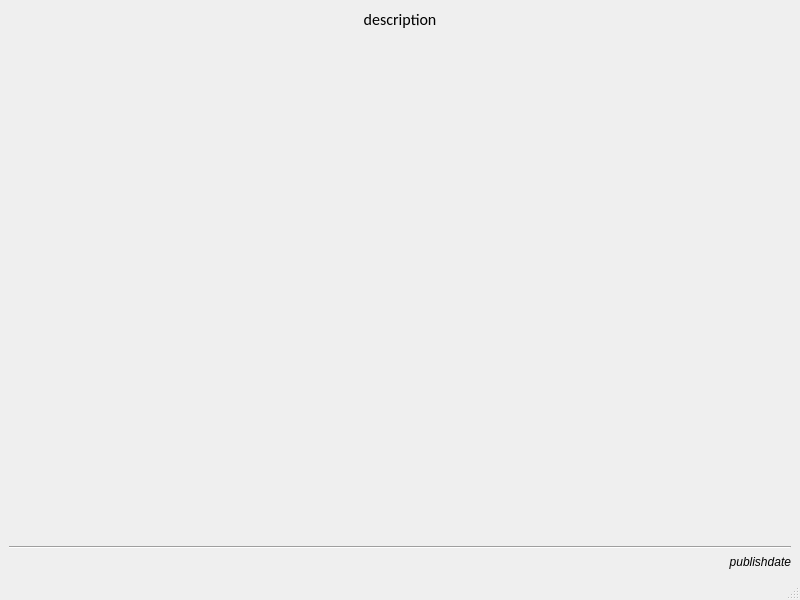
First picture: the form in OTModules/wmessageviewer.ui, repository pietr26/OMSI-Tools, before the edit.
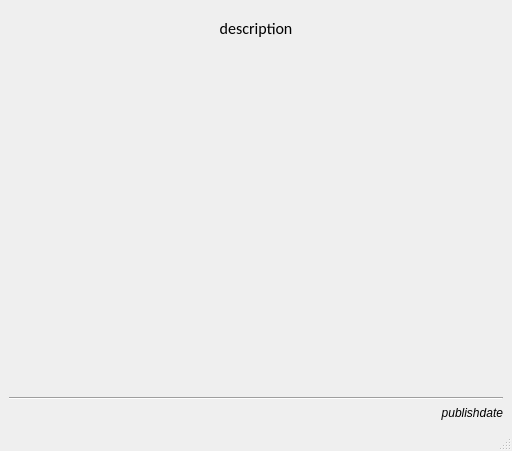
Second picture: the form after the edit.

Diff of the .ui file:
```diff
--- a/OTModules/wmessageviewer.ui
+++ b/OTModules/wmessageviewer.ui
@@ -6,8 +6,8 @@
    <rect>
     <x>0</x>
     <y>0</y>
-    <width>800</width>
-    <height>600</height>
+    <width>512</width>
+    <height>451</height>
    </rect>
   </property>
   <property name="windowTitle">
@@ -16,6 +16,24 @@
   <widget class="QWidget" name="centralwidget">
    <layout class="QVBoxLayout" name="verticalLayout">
     <item>
+     <widget class="QScrollArea" name="scrollArea">
+      <property name="frameShape">
+       <enum>QFrame::NoFrame</enum>
+      </property>
+      <property name="widgetResizable">
+       <bool>true</bool>
+      </property>
+      <widget class="QWidget" name="scrollAreaWidgetContents">
+       <property name="geometry">
+        <rect>
+         <x>0</x>
+         <y>0</y>
+         <width>494</width>
+         <height>359</height>
+        </rect>
+       </property>
+       <layout class="QVBoxLayout" name="verticalLayout_2">
+        <item>
      <widget class="QLabel" name="lblDescription">
       <property name="font">
        <font>
@@ -56,6 +74,10 @@
       </property>
      </spacer>
     </item>
+       </layout>
+      </widget>
+     </widget>
+    </item>
     <item>
      <widget class="Line" name="line">
       <property name="orientation">
```
Left out of the diff: 2 changed lines with no effect on the pictures. Lines whose indentation alone changed are shown as unchanged.
